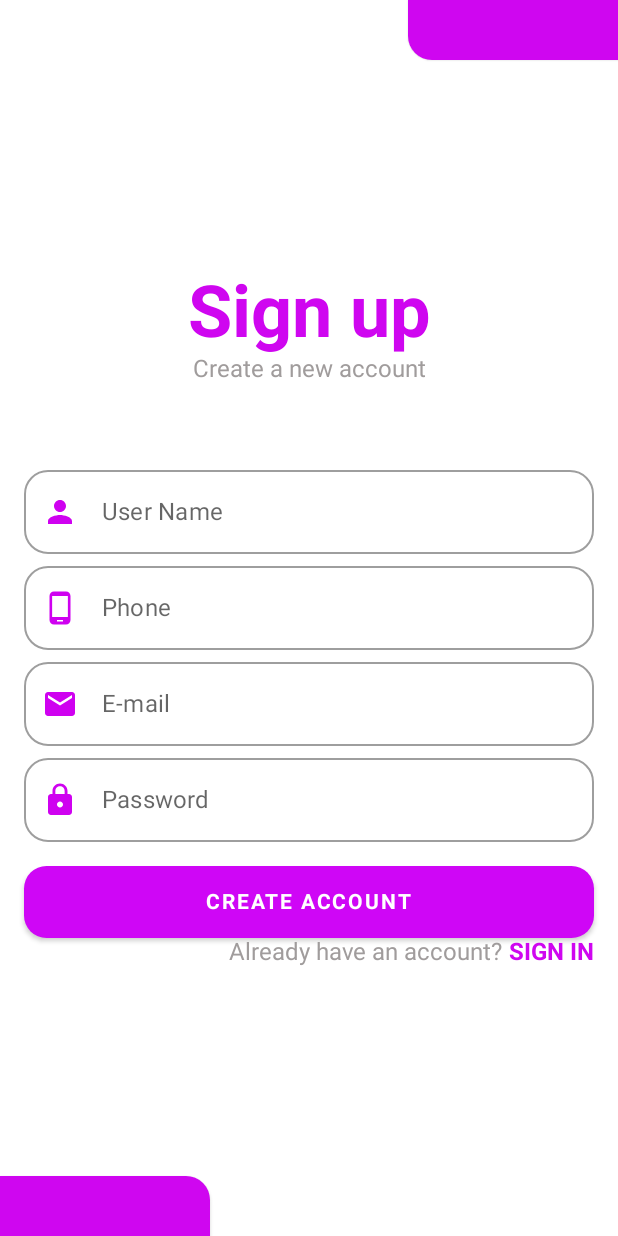
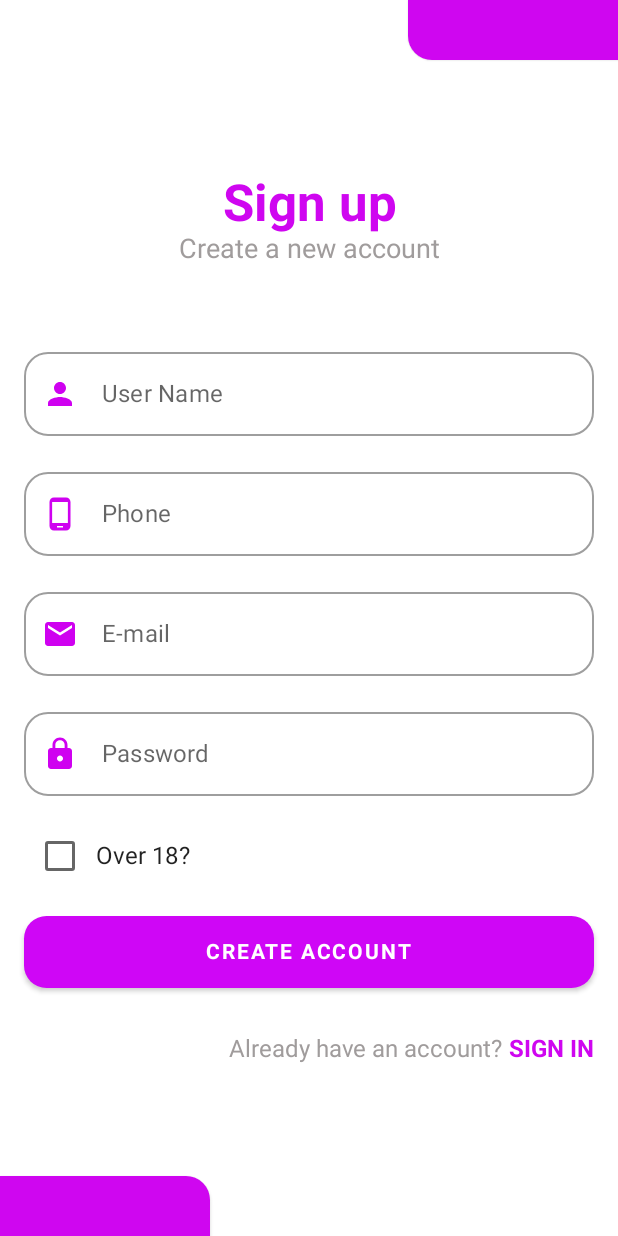
Before and after one commit to oliveiraclara/LoginApp, an Android app built with Jetpack Compose: the SignUpApp screen opened directly, with no data from a screen before it, on a phone screen of 412 x 824 dp. Run offline under Robolectric (Android 15) with nearby library versions, the phone set to English and light mode, and no system bars.

Commit message:
tres telas

```diff
--- a/app/src/main/java/br/senai/sp/jandira/loginapp/SignUpApp.kt
+++ b/app/src/main/java/br/senai/sp/jandira/loginapp/SignUpApp.kt
@@ -83,13 +83,14 @@ fun SignIn() {
                     Column(horizontalAlignment = Alignment.CenterHorizontally) {
                         Text(
                             text = stringResource(id = R.string.sign_up),
-                            fontSize = 48.sp,
+                            fontSize = 34.sp,
                             color = Color(red = 207, green = 6, blue = 240),
                             fontWeight = FontWeight.Bold
                         )
 
                         Text(
                             text = stringResource(id = R.string.create_new_account),
+                            fontSize = 18.sp,
                             color = Color(red = 160, green = 156, blue = 156)
                         )
                     }
@@ -106,6 +107,7 @@ fun SignIn() {
                         )
                     }
                 )
+                Spacer(modifier = Modifier.height(16.dp))
                 OutlinedTextField(value = emailUser, onValueChange = { phoneUser = it },
                     modifier = Modifier.fillMaxWidth(),
                     shape = RoundedCornerShape(16.dp),
@@ -119,6 +121,7 @@ fun SignIn() {
                         )
                     }
                 )
+                Spacer(modifier = Modifier.height(16.dp))
                 OutlinedTextField(value = emailUser, onValueChange = { emailUser = it },
                     modifier = Modifier.fillMaxWidth(),
                     shape = RoundedCornerShape(16.dp),
@@ -132,6 +135,7 @@ fun SignIn() {
                         )
                     }
                 )
+                Spacer(modifier = Modifier.height(16.dp))
                 OutlinedTextField(value = emailUser, onValueChange = { emailUser = it },
                     modifier = Modifier.fillMaxWidth(),
                     shape = RoundedCornerShape(16.dp),
@@ -146,6 +150,14 @@ fun SignIn() {
                     }
                 )
                 Spacer(modifier = Modifier.height(16.dp))
+                Row(modifier = Modifier.fillMaxWidth(),
+                horizontalArrangement = Arrangement.Start,
+                verticalAlignment = Alignment.CenterVertically) {
+                    Checkbox(checked = false, onCheckedChange = {})
+                    Text(text = stringResource(id = R.string.over_18))
+
+                }
+                Spacer(modifier = Modifier.height(16.dp))
                 Button(onClick = { /*TODO*/ },
                 modifier = Modifier
                     .fillMaxWidth()
@@ -157,6 +169,7 @@ fun SignIn() {
                     fontWeight = FontWeight.Bold,
                     color = Color.White)
                 }
+                Spacer(modifier = Modifier.height(31.dp))
                 Row(modifier = Modifier.align(Alignment.End)) {
                     Text(
                         text = stringResource(id = R.string.have_account),
--- /dev/null
+++ b/app/src/main/java/br/senai/sp/jandira/loginapp/ui/theme/ui/theme/Type.kt
@@ -0,0 +1,28 @@
+package br.senai.sp.jandira.loginapp.ui.theme.ui.theme
+
+import androidx.compose.material.Typography
+import androidx.compose.ui.text.TextStyle
+import androidx.compose.ui.text.font.FontFamily
+import androidx.compose.ui.text.font.FontWeight
+import androidx.compose.ui.unit.sp
+
+// Set of Material typography styles to start with
+val Typography = Typography(
+    body1 = TextStyle(
+        fontFamily = FontFamily.Default,
+        fontWeight = FontWeight.Normal,
+        fontSize = 16.sp
+    )
+    /* Other default text styles to override
+    button = TextStyle(
+        fontFamily = FontFamily.Default,
+        fontWeight = FontWeight.W500,
+        fontSize = 14.sp
+    ),
+    caption = TextStyle(
+        fontFamily = FontFamily.Default,
+        fontWeight = FontWeight.Normal,
+        fontSize = 12.sp
+    )
+    */
+)
--- a/app/src/main/res/values/strings.xml
+++ b/app/src/main/res/values/strings.xml
@@ -3,6 +3,7 @@
     <string name="title">Login</string>
     <string name="please_sign_up">Please sign in to continue</string>
     <string name="email">E-mail</string>
+    <string name="over_18">Over 18?</string>
     <string name="password">Password</string>
     <string name="phone">Phone</string>
     <string name="user_name">User Name</string>
@@ -14,4 +15,6 @@
     <string name="sign_up">Sign up</string>
     <string name="email_description">Email icon inside text field</string>
     <string name="title_activity_sign_up_app">SignUpApp</string>
+    <string name="title_activity_trips">Trips</string>
+    <string name="title_activity_trip">Trip</string>
 </resources>
```
Also changed, not shown: app/src/main/AndroidManifest.xml (+6 -1 lines), app/src/main/java/br/senai/sp/jandira/loginapp/MainActivity.kt (+12 -5 lines), app/src/main/java/br/senai/sp/jandira/loginapp/Trip.kt (added, +37 -0 lines), app/src/main/java/br/senai/sp/jandira/loginapp/ui/theme/ui/theme/Color.kt (added, +8 -0 lines), app/src/main/java/br/senai/sp/jandira/loginapp/ui/theme/ui/theme/Shape.kt (added, +11 -0 lines), app/src/main/java/br/senai/sp/jandira/loginapp/ui/theme/ui/theme/Theme.kt (added, +44 -0 lines), app/src/main/res/mipmap-hdpi/airplane.png (added).
